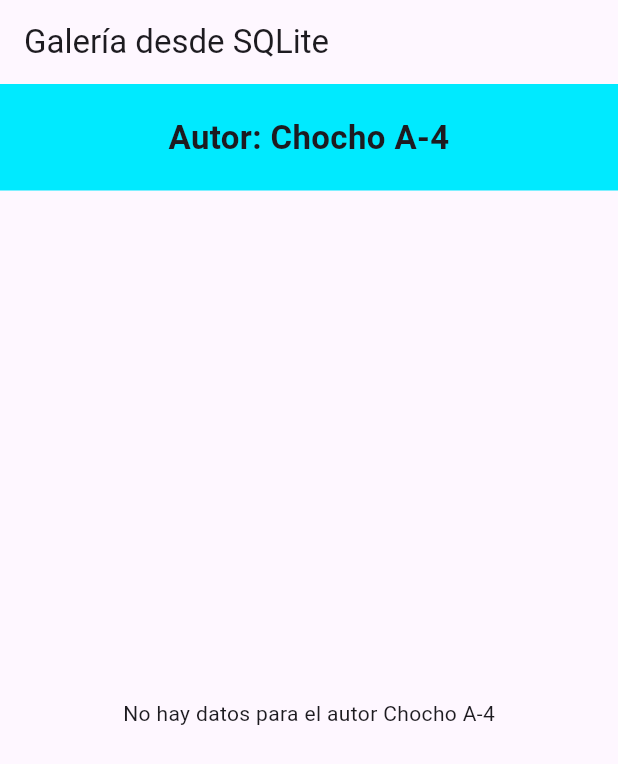
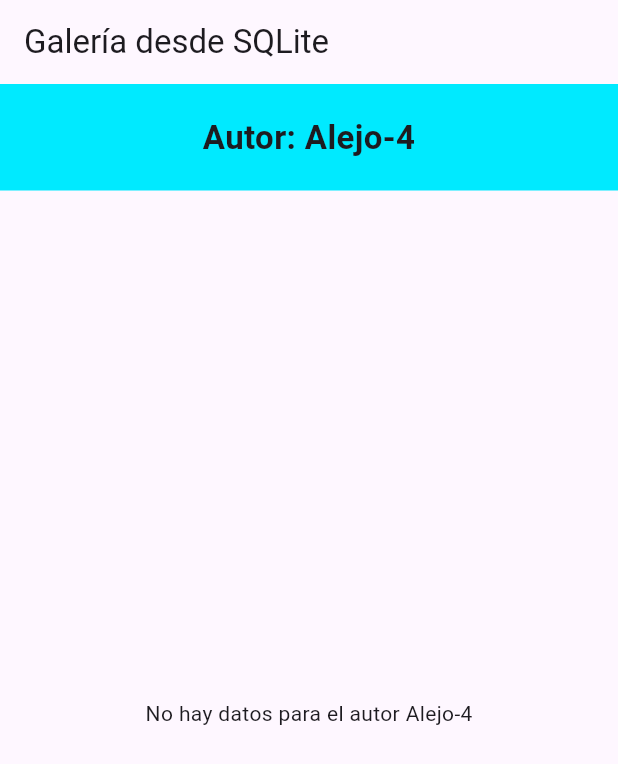
Before and after one commit to Alejotxw/Parcial2-examen, a Flutter app: the screen it shows after launch, on a phone screen of 412 x 824 dp. Shown: the top 764 px of the screen. Run offline on Flutter 3.47's test engine with Material 3 defaults, Android fonts, the light colour scheme and no system bars; our stand-ins replace cached_network_image, sqflite; accounts and stored records are empty.

Commit message:
Update identifier from 'Chocho A-4' to 'Alejo-4'

```diff
--- a/parcial2examen/lib/galeria_sqlite.dart
+++ b/parcial2examen/lib/galeria_sqlite.dart
@@ -9,7 +9,7 @@ class GaleriaSQLite extends StatefulWidget {
 
 class _GaleriaSQLiteState extends State<GaleriaSQLite> {
   // VARIACIÓN INDIVIDUAL: D = 4
-  final String miIdentificador = "Chocho A-4";
+  final String miIdentificador = "Alejo-4";
   late Future<List<Map<String, dynamic>>> _futureDatos;
 
   @override
```
